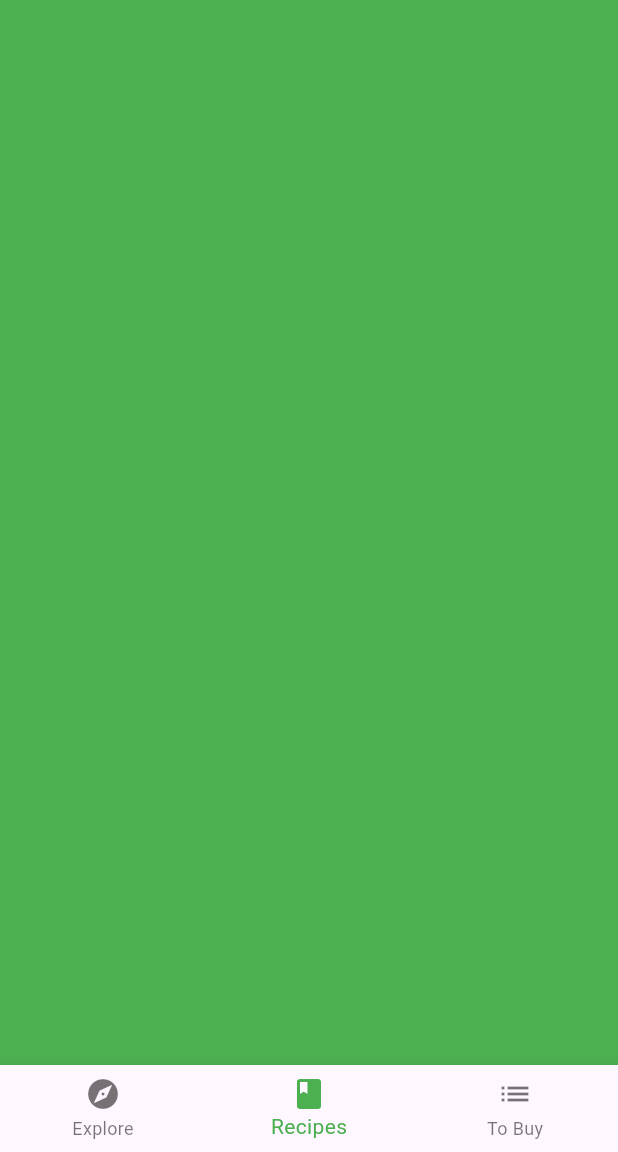
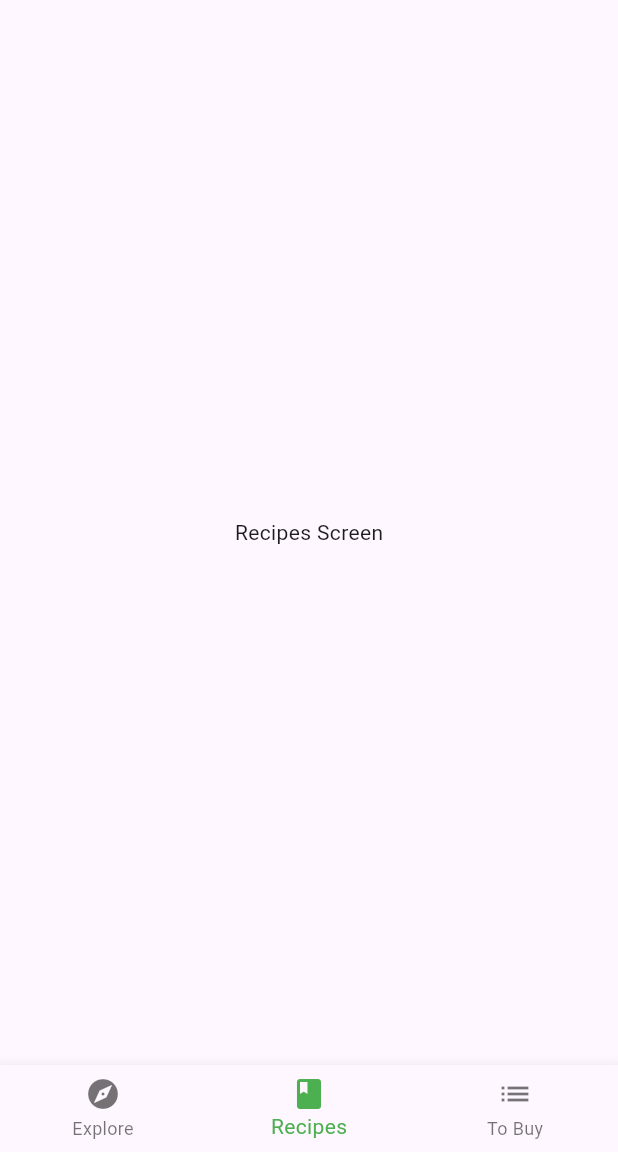
Before and after one commit to carbon-ahs/flutter_scrollable_widgets, a Flutter app: the screen it shows after launch, item 2 of the bottom bar chosen, on a phone screen of 412 x 824 dp, the part 84-1236 px from its top. Run offline on Flutter 3.47's test engine with Material 3 defaults, Android fonts, the phone set to English and light mode, and no system bars; our stand-ins replace google_fonts.

```diff
--- a/lib/home.dart
+++ b/lib/home.dart
@@ -1,6 +1,7 @@
 import 'package:flutter/material.dart';
 
 import 'screens/explore_screen.dart';
+import 'screens/recipes_screen.dart';
 
 class Home extends StatefulWidget {
   const Home({super.key});
@@ -19,8 +20,8 @@ class HomeState extends State<Home> {
       child: ExploreScreen(),
     ),
 
-    // TODO: Replace with RecipesScreen
-    Container(color: Colors.green),
+    //  RecipesScreen
+    RecipesScreen(),
     Container(color: Colors.blue),
   ];
 
--- /dev/null
+++ b/lib/screens/recipes_screen.dart
@@ -0,0 +1,29 @@
+import 'package:flutter/material.dart';
+import '../models/models.dart';
+import '../api/mock_fooderlich_service.dart';
+import '../components/components.dart';
+
+class RecipesScreen extends StatelessWidget {
+// 1
+  final exploreService = MockFooderlichService();
+  RecipesScreen({super.key});
+  @override
+  Widget build(BuildContext context) {
+// 2
+    return FutureBuilder(
+// 3
+      future: exploreService.getRecipes(),
+      builder: (context, AsyncSnapshot<List<SimpleRecipe>> snapshot) {
+// 4
+        if (snapshot.connectionState == ConnectionState.done) {
+// TODO: Add RecipesGridView Here
+// 5
+          return const Center(child: Text('Recipes Screen'));
+        } else {
+// 6
+          return const Center(child: CircularProgressIndicator());
+        }
+      },
+    );
+  }
+}
```
Also changed, not shown: 1 other file.
